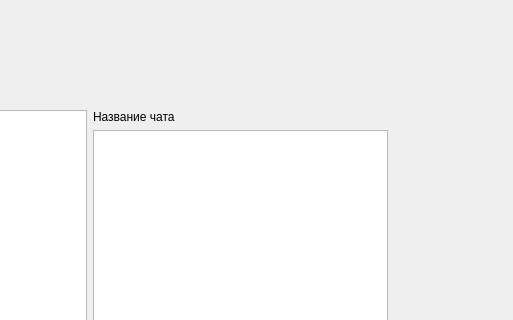
First picture: the form in mainwindow.ui, repository Jwin531/Messenger, before the edit; both pictures show x 373 to 886 and y 0 to 320 of the 886 by 691 pixel window.
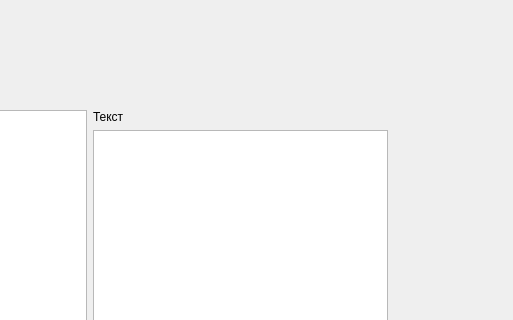
Second picture: the form after the edit.

Patch:
```diff
--- a/mainwindow.ui
+++ b/mainwindow.ui
@@ -32,7 +32,7 @@
        <item>
         <widget class="QLabel" name="label">
          <property name="text">
-          <string>Название чата</string>
+          <string>Текст</string>
          </property>
         </widget>
        </item>
```
